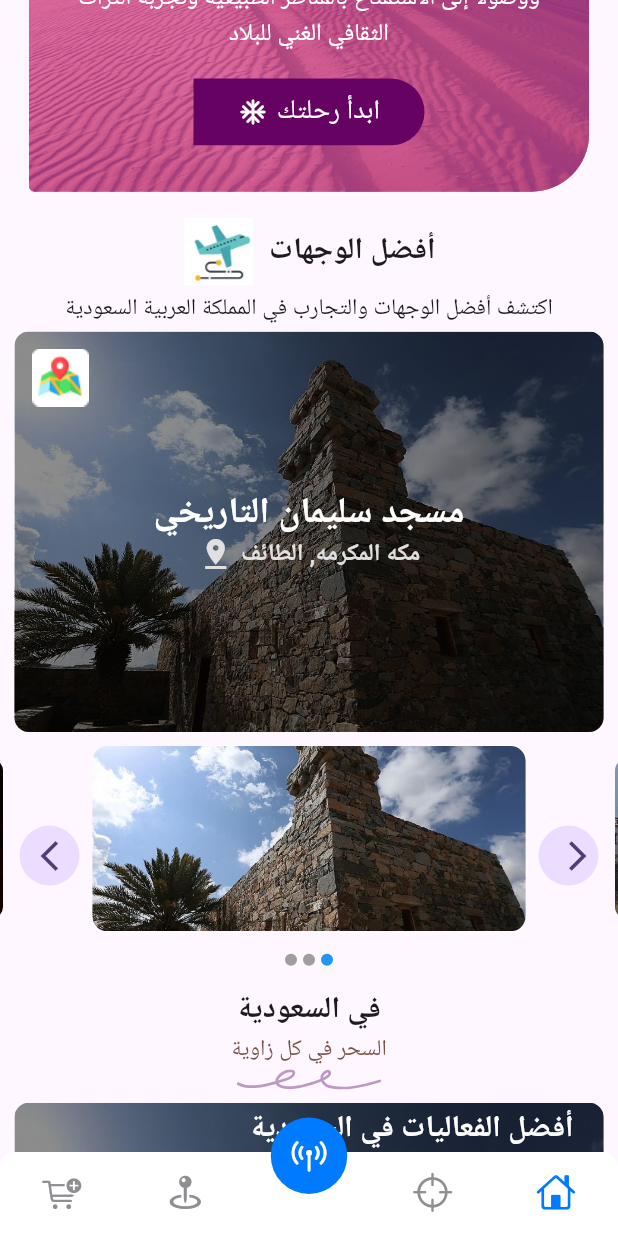
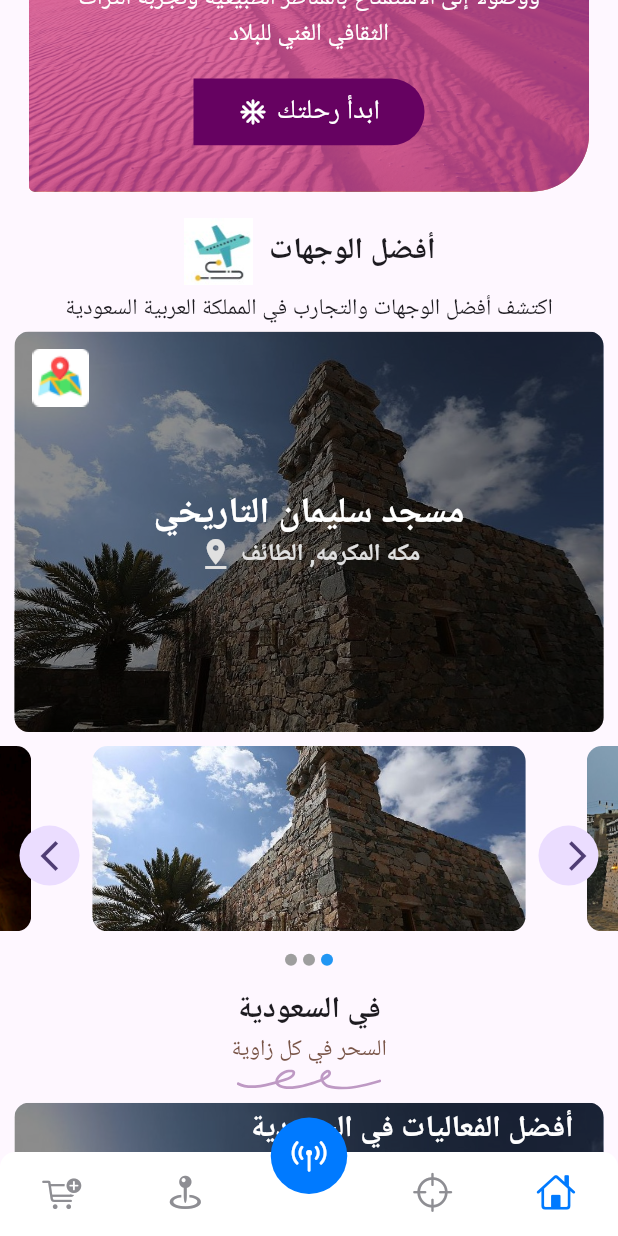
Before and after one commit to mahmoudMagdy1255/hawdaj-flutter, a Flutter app: the screen it shows after launch, scrolled down 1152 dp, on a phone screen of 412 x 824 dp. Run offline on Flutter 3.47's test engine with Material 3 defaults, Android fonts, the light colour scheme and no system bars; drawn by our look-alikes of carousel_slider, persistent_bottom_nav_bar; our stand-ins replace easy_localization, flutter_rating_bar, flutter_screenutil, flutter_svg.

Commit message:
3 commit

```diff
--- a/lib/features/main/home/view/home_View_body.dart
+++ b/lib/features/main/home/view/home_View_body.dart
@@ -16,6 +16,8 @@ class _HomeViewBodyState extends State<HomeViewBody> {
   CarouselController _carouselController = CarouselController();
   CarouselController _carouselController2 = CarouselController();
   CarouselController _carouselController3 = CarouselController();
+  CarouselController _carouselController4 = CarouselController();
+  CarouselController _carouselController5 = CarouselController();
   // Sample list of images (you can replace it with your own)
   final List<String> _imageUrls = [
     'assets/images/16425862937817.jpg',
@@ -620,12 +622,12 @@ class _HomeViewBodyState extends State<HomeViewBody> {
             Stack(
               children: [
                 CarouselSlider(
-                  carouselController: _carouselController,
+                  carouselController: _carouselController4,
                   options: CarouselOptions(
                     height: 150.h,
 
                     // autoPlay: true,
-                    enlargeCenterPage: true,
+                    // enlargeCenterPage: true,
                     onPageChanged: (index, reason) {
                       setState(() {
                         _currentIndex = index;
@@ -651,7 +653,10 @@ class _HomeViewBodyState extends State<HomeViewBody> {
                   child: IconButton(
                     icon: const CircleAvatar(child: Icon(Icons.arrow_back_ios)),
                     onPressed: () {
-                      _carouselController.previousPage();
+                      _carouselController4.previousPage();
+                      setState(() {
+
+                      });
                     },
                   ),
                 ),
@@ -662,7 +667,10 @@ class _HomeViewBodyState extends State<HomeViewBody> {
                     icon: const CircleAvatar(
                         child: Icon(Icons.arrow_forward_ios)),
                     onPressed: () {
-                      _carouselController.nextPage();
+                      _carouselController4.nextPage();
+                      setState(() {
+
+                      });
                     },
                   ),
                 ),
@@ -960,6 +968,12 @@ class _HomeViewBodyState extends State<HomeViewBody> {
                                       style: TextStyle(color: Colors.white),
                                     ),
                                   ),
+                                  const Positioned(
+                                    top:50,
+                                    bottom: 50,
+                                    left: 10,
+                                    right: 10,
+                                    child: Icon(Icons.play_circle_filled_outlined,size: 50,color: Color(0xff660261),))
                                 ]),
                               );
                             }).toList(),
@@ -1319,7 +1333,10 @@ class _HomeViewBodyState extends State<HomeViewBody> {
                   right: 1,
                   left: 1,
                 child:
-              Container(
+              CarouselSlider(
+
+                carouselController: _carouselController5,
+                items: ['','',''].map((e) => Container(
                 height: 350.0.h,
                 width: MediaQuery.of(context).size.width-20,
                 margin: EdgeInsets.symmetric(horizontal: 10.0.w),
@@ -1387,7 +1404,10 @@ class _HomeViewBodyState extends State<HomeViewBody> {
                     ],
                   ),
                 ),
-              ),
+              )).toList(), options: CarouselOptions(
+                height: 350.0.h,
+                viewportFraction: 1
+              ))
               ),
               Positioned(
                 bottom: 5,
@@ -1428,7 +1448,7 @@ class _HomeViewBodyState extends State<HomeViewBody> {
                     const Expanded(child: SizedBox()),
                     InkWell(
                       onTap: () {
-                        _carouselController2.previousPage();
+                        _carouselController5.previousPage();
                       },
                       child: Container(
                         height: 40.h,
@@ -1447,7 +1467,7 @@ class _HomeViewBodyState extends State<HomeViewBody> {
                     ),
                     InkWell(
                       onTap: () {
-                        _carouselController2.nextPage();
+                        _carouselController5.nextPage();
                       },
                       child: Container(
                         height: 40.h,
@@ -1474,7 +1494,7 @@ class _HomeViewBodyState extends State<HomeViewBody> {
               padding: EdgeInsets.all(10.0),
               child: Column(
                 children: [
-                  Row(
+                  const Row(
                     children: [
                       Text("خدماتنا",
                               style: TextStyle(color: Colors.black, fontSize: 15),
@@ -1496,11 +1516,88 @@ class _HomeViewBodyState extends State<HomeViewBody> {
                   child: const Text(
                     'منصة هودج للمعالم والزيارات في المملكة العربية السعودية',style: TextStyle(fontSize: 20),))
               ],
-            )
+            ),
+            const SizedBox(height: 15,),
+              Image.asset('assets/images/camel.png',height: 200.h,width:400.w,fit:BoxFit.fill),
+              CarouselSlider(
+                carouselController: _carouselController3,
+                items: ['','',''].map((e) => Stack(
+                children: [
+                  Container(
+                    width:MediaQuery.of(context).size.width-20,
+                    height: 200.h,
+                  ),
+                  Positioned(
+                    top: 20,
+                    left: 20,
+                    right: 20,
+                    child: Container(
+                      width:MediaQuery.of(context).size.width-40,
+                      height: 180.h,
+                      decoration: BoxDecoration(
+                        color:Colors.grey[100],
+                        borderRadius: BorderRadius.circular(15)
+                      ),
+                      child: const Column(
+                        mainAxisAlignment: MainAxisAlignment.center,
+                        children: [
+                          Padding(
+                            padding: EdgeInsets.symmetric(horizontal: 20),
+                            child: Text('أول منصة لتنظيم الرحلات باستخدام الذكاء الاصطناعي',style: TextStyle(fontSize: 20),textAlign: TextAlign.center,),
+                          ),
+                        ],
+                      ),
+                    ),
+                  ),
+                  Positioned(
+                          right: 0,
+                          top: 75,
+                          child: IconButton(
+                            icon: const CircleAvatar(
+                                child: Icon(Icons.arrow_back_ios)),
+                            onPressed: () {
+                              _carouselController3.previousPage();
+                            },
+                          ),
+                        ),
+                        Positioned(
+                          left: 0,
+                          top: 75,
+                          child: IconButton(
+                            icon: const CircleAvatar(
+                                child: Icon(Icons.arrow_forward_ios)),
+                            onPressed: () {
+                              _carouselController3.nextPage();
+                            },
+                          ),
+                        ),
+                        Positioned(
+                          top:0,
+                          left: 50,
+                          right: 50,
+                          child: CircleAvatar(
+                            radius: 25,
+                            child: Icon(
+                              size: 20,
+                              Icons.comment),
+                          ))
+                ],
+              )).toList(), options: CarouselOptions(
+                              height: 250.h,
+                              // aspectRatio: 16 / 16,
+                              viewportFraction: 1,
+                              // autoPlay: true,
+                              // enlargeCenterPage: true,
+
+                            ),),
                 ],
               ),
             ),
-
+            // SizedBox(
+            //   height: 10.h,
+            // ),
+            Image.asset('assets/images/big-map.png'),
+            Image.asset('assets/images/visitors.png'),
             SizedBox(
               height: 50.h,
             ),
```
Also changed, not shown: assets/images/big-map.png (added), assets/images/camel.png (added), assets/images/visitors.png (added).
